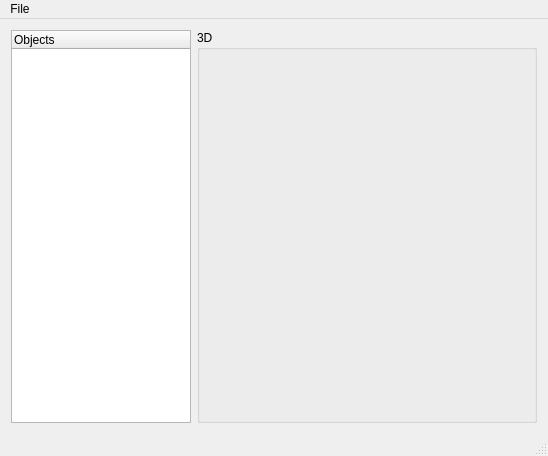
Old version of the form gui/MainWindow.ui in the repository RhobanProject/MetabotStudio.
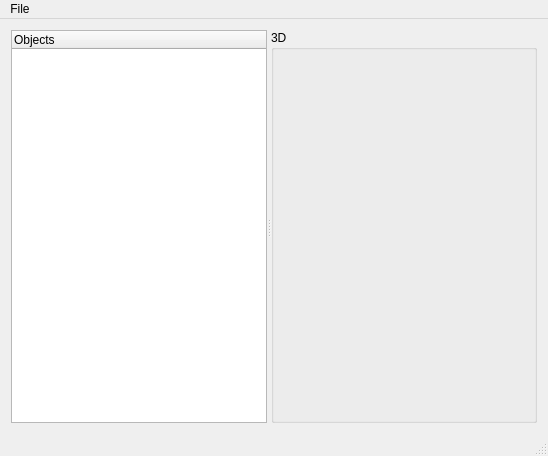
New version of the form. Custom widgets are drawn as their Qt base class.

Patch:
```diff
--- a/gui/MainWindow.ui
+++ b/gui/MainWindow.ui
@@ -16,11 +16,22 @@
   <widget class="QWidget" name="main">
    <layout class="QVBoxLayout" name="verticalLayout">
     <item>
-     <layout class="QHBoxLayout" name="horizontalLayout">
-      <item>
+     <widget class="QSplitter" name="splitter">
+      <property name="sizePolicy">
+       <sizepolicy hsizetype="Expanding" vsizetype="Expanding">
+        <horstretch>1</horstretch>
+        <verstretch>0</verstretch>
+       </sizepolicy>
+      </property>
+      <property name="orientation">
+       <enum>Qt::Horizontal</enum>
+      </property>
        <widget class="ObjectsTree" name="tree">
+       <property name="enabled">
+        <bool>true</bool>
+       </property>
         <property name="sizePolicy">
-         <sizepolicy hsizetype="Minimum" vsizetype="Minimum">
+        <sizepolicy hsizetype="Expanding" vsizetype="Expanding">
           <horstretch>0</horstretch>
           <verstretch>0</verstretch>
          </sizepolicy>
@@ -33,7 +44,7 @@
         </property>
         <property name="maximumSize">
          <size>
-          <width>180</width>
+         <width>16777215</width>
           <height>16777215</height>
          </size>
         </property>
@@ -49,41 +60,35 @@
          </property>
         </column>
        </widget>
-      </item>
-      <item>
        <widget class="QGroupBox" name="groupBox">
         <property name="sizePolicy">
-         <sizepolicy hsizetype="Expanding" vsizetype="Preferred">
-          <horstretch>0</horstretch>
+        <sizepolicy hsizetype="Expanding" vsizetype="Expanding">
+         <horstretch>1</horstretch>
           <verstretch>0</verstretch>
          </sizepolicy>
         </property>
+       <property name="minimumSize">
+        <size>
+         <width>0</width>
+         <height>0</height>
+        </size>
+       </property>
+       <property name="sizeIncrement">
+        <size>
+         <width>0</width>
+         <height>0</height>
+        </size>
+       </property>
         <property name="title">
          <string>3D</string>
         </property>
-        <layout class="QHBoxLayout" name="horizontalLayout_2">
-         <property name="spacing">
-          <number>1</number>
-         </property>
-         <property name="leftMargin">
-          <number>1</number>
-         </property>
-         <property name="topMargin">
-          <number>5</number>
-         </property>
-         <property name="rightMargin">
-          <number>1</number>
-         </property>
-         <property name="bottomMargin">
-          <number>1</number>
-         </property>
+       <layout class="QVBoxLayout" name="verticalLayout_2">
          <item>
           <layout class="QVBoxLayout" name="viewer"/>
          </item>
         </layout>
        </widget>
-      </item>
-     </layout>
+     </widget>
     </item>
    </layout>
   </widget>
```
Left out of the diff: 12 changed lines with no effect on the pictures. Lines whose indentation alone changed are shown as unchanged.
